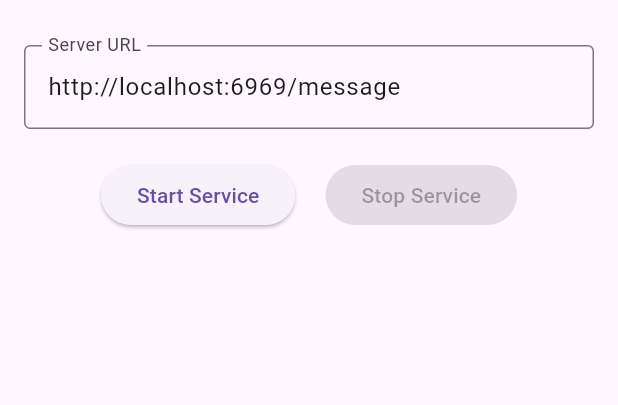
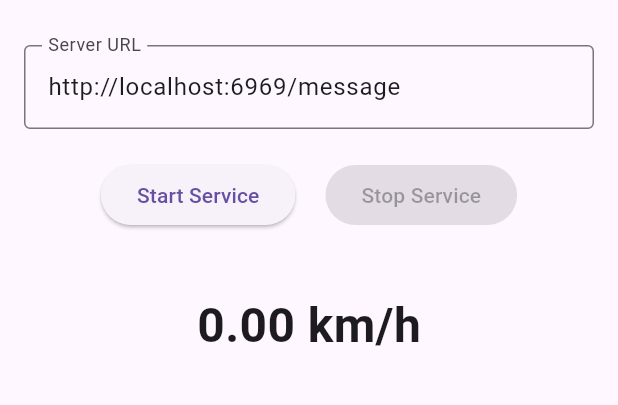
Before and after one commit to eons-dev/speedometer.app, a Flutter app: the screen it shows after launch, on a phone screen of 412 x 824 dp, the part 63-468 px from its top. Run offline on Flutter 3.47's test engine with Material 3 defaults, Android fonts, the phone set to English and light mode, and no system bars; our stand-ins replace flutter_riverpod, location, shared_preferences; missing offline and left inert: flutter_foreground_task.

Commit message:
add riverpod

```diff
--- a/lib/main.dart
+++ b/lib/main.dart
@@ -4,11 +4,12 @@ import 'package:location/location.dart';
 import 'package:http/http.dart' as http;
 import 'package:flutter_foreground_task/flutter_foreground_task.dart';
 import 'package:shared_preferences/shared_preferences.dart';
+import 'package:flutter_riverpod/flutter_riverpod.dart';
 
 void main() {
   WidgetsFlutterBinding.ensureInitialized();
   initializeForegroundService();
-  runApp(SpeedometerApp());
+  runApp(ProviderScope(child: SpeedometerApp()));
 }
 
 void initializeForegroundService() {
@@ -27,6 +28,17 @@ void initializeForegroundService() {
       isOnceEvent: false,
     ),
   );
+}
+
+// Provider to manage and display the current speed
+final speedProvider = StateNotifierProvider<SpeedNotifier, double>((ref) => SpeedNotifier());
+
+class SpeedNotifier extends StateNotifier<double> {
+  SpeedNotifier() : super(0.0);
+
+  void updateSpeed(double newSpeed) {
+    state = newSpeed;
+  }
 }
 
 class SpeedometerApp extends StatelessWidget {
@@ -108,6 +120,17 @@ class _SpeedometerScreenState extends State<SpeedometerScreen> {
                 ),
               ],
             ),
+            SizedBox(height: 40),
+            // Display the current speed
+            Consumer(
+              builder: (context, ref, child) {
+                final speed = ref.watch(speedProvider);
+                return Text(
+                  '${speed.toStringAsFixed(2)} km/h',
+                  style: TextStyle(fontSize: 32, fontWeight: FontWeight.bold),
+                );
+              },
+            ),
           ],
         ),
       ),
@@ -123,9 +146,12 @@ void _startForegroundCallback() {
 class SpeedometerTaskHandler extends TaskHandler {
   late Location _location;
   String? _serverUrl;
+  SendPort? _sendPort;
 
   @override
   Future<void> onStart(DateTime timestamp, SendPort? sendPort) async {
+    _sendPort = sendPort;
+
     final prefs = await SharedPreferences.getInstance();
     _serverUrl = prefs.getString('serverUrl') ?? 'http://localhost:6969/message';
 
@@ -148,6 +174,9 @@ class SpeedometerTaskHandler extends TaskHandler {
     double speed = locationData.speed ?? 0.0; // Speed in m/s
     double speedKmh = speed * 3.6; // Convert m/s to km/h
 
+    // Update the UI with the current speed
+    sendPort?.send(speedKmh);
+
     try {
       final url = Uri.parse(_serverUrl!);
       final request = http.MultipartRequest('POST', url)
--- a/pubspec.yaml
+++ b/pubspec.yaml
@@ -34,6 +34,7 @@ dependencies:
   http: ^1.2.2
   flutter_foreground_task: ^6.5.0
   shared_preferences: ^2.3.4
+  flutter_riverpod: ^2.6.1
 
   # The following adds the Cupertino Icons font to your application.
   # Use with the CupertinoIcons class for iOS style icons.
```
Also changed, not shown: pubspec.lock.
